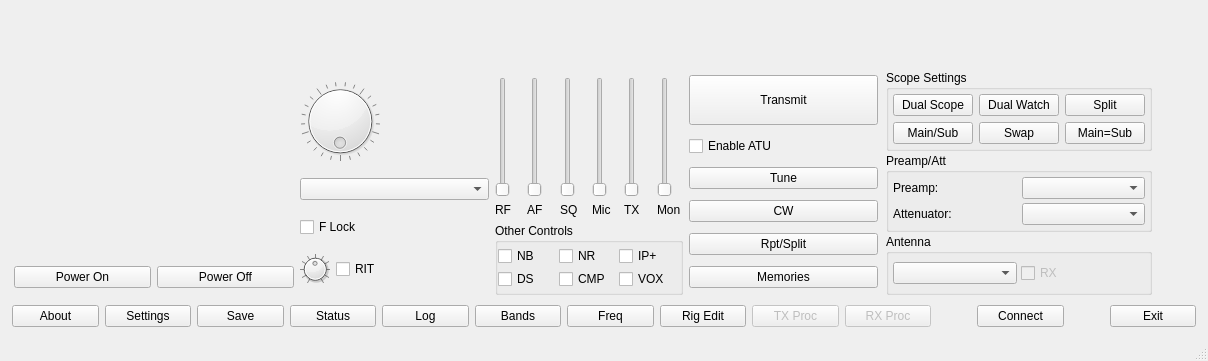
First picture: the form in src/wfmain.ui, repository kazushinjo/wfview-mac, before the edit.
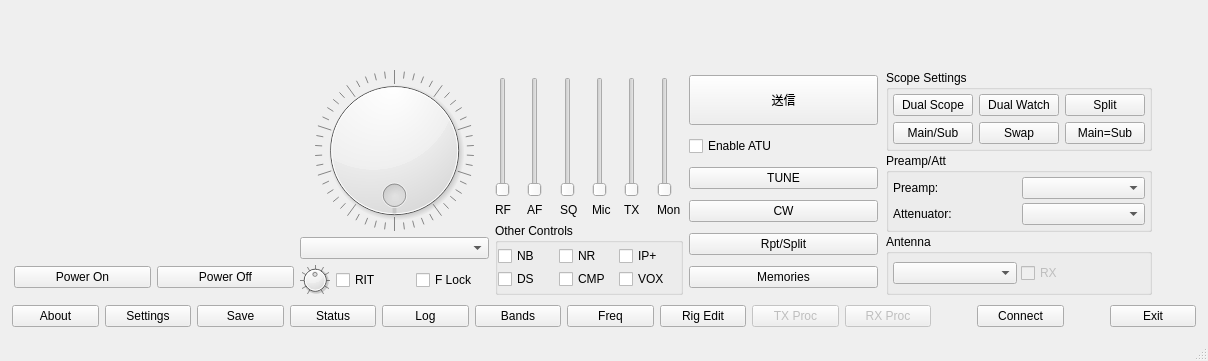
Second picture: the form after the edit. Custom widgets are drawn as their Qt base class.

Commit message: iOS: digit-tap tuning step, waterfall level slider, control-button styling

Patch:
```diff
--- a/src/wfmain.ui
+++ b/src/wfmain.ui
@@ -227,14 +227,14 @@
              </property>
              <property name="minimumSize">
               <size>
-               <width>60</width>
-               <height>60</height>
+               <width>130</width>
+               <height>130</height>
               </size>
              </property>
              <property name="maximumSize">
               <size>
-               <width>80</width>
-               <height>80</height>
+               <width>190</width>
+               <height>190</height>
               </size>
              </property>
              <property name="accessibleName">
@@ -273,16 +273,6 @@
              </property>
             </widget>
            </item>
-           <item>
-            <widget class="QCheckBox" name="tuneLockChk">
-             <property name="accessibleName">
-              <string>Frequency Lock</string>
-             </property>
-             <property name="text">
-              <string>F Lock</string>
-             </property>
-            </widget>
-           </item>
            <item>
             <layout class="QHBoxLayout" name="horizontalLayout_25">
              <item>
@@ -329,6 +319,16 @@
                </property>
               </widget>
              </item>
+             <item>
+              <widget class="QCheckBox" name="tuneLockChk">
+               <property name="accessibleName">
+                <string>Frequency Lock</string>
+               </property>
+               <property name="text">
+                <string>F Lock</string>
+               </property>
+              </widget>
+             </item>
             </layout>
            </item>
           </layout>
@@ -835,7 +835,7 @@
               <string>Transmit and Receive button</string>
              </property>
              <property name="text">
-              <string>Transmit</string>
+              <string>送信</string>
              </property>
             </widget>
            </item>
@@ -864,7 +864,7 @@
               <string>Start the automatic antenna tuner cycle</string>
              </property>
              <property name="text">
-              <string>Tune</string>
+              <string>TUNE</string>
              </property>
             </widget>
            </item>
```
The commit also changes 7 other files.
